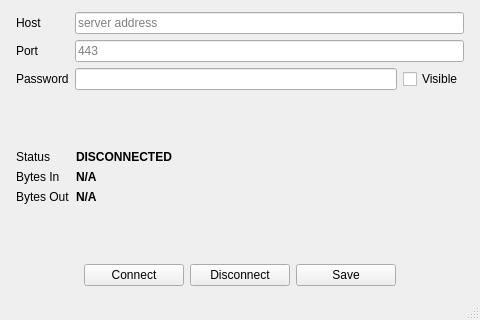
The window that Client/mainwindow.ui (xyanrch1024/overplus) describes before a commit, drawn with Qt 5.
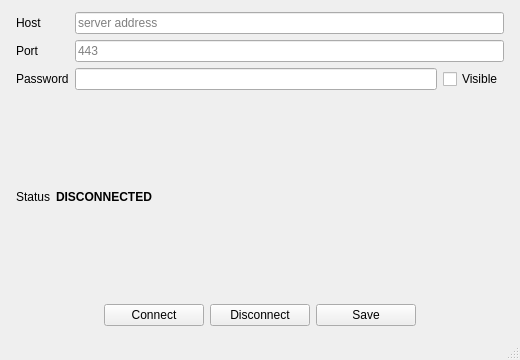
The same window after the commit.

Commit message: feat(client): remove unused Bytes In/Out labels, increase default window size to 520x360

Diff of the .ui file:
```diff
--- a/Client/mainwindow.ui
+++ b/Client/mainwindow.ui
@@ -6,8 +6,8 @@
    <rect>
     <x>0</x>
     <y>0</y>
-    <width>480</width>
-    <height>320</height>
+    <width>520</width>
+    <height>360</height>
    </rect>
   </property>
   <property name="minimumSize">
@@ -98,33 +98,7 @@
         <property name="text"><string>DISCONNECTED</string></property>
        </widget>
       </item>
-      <item row="1" column="0">
-       <widget class="QLabel" name="label_5">
-        <property name="text"><string>Bytes In</string></property>
-       </widget>
-      </item>
-      <item row="1" column="1">
-       <widget class="QLabel" name="label_6">
-        <property name="font">
-         <font><bold>true</bold></font>
-        </property>
-        <property name="text"><string>N/A</string></property>
-       </widget>
-      </item>
-      <item row="2" column="0">
-       <widget class="QLabel" name="label_7">
-        <property name="text"><string>Bytes Out</string></property>
-       </widget>
-      </item>
-      <item row="2" column="1">
-       <widget class="QLabel" name="label_8">
-        <property name="font">
-         <font><bold>true</bold></font>
-        </property>
-        <property name="text"><string>N/A</string></property>
-       </widget>
-      </item>
-     </layout>
+       </layout>
     </item>
     <item>
      <spacer name="bottomSpacer">
```
